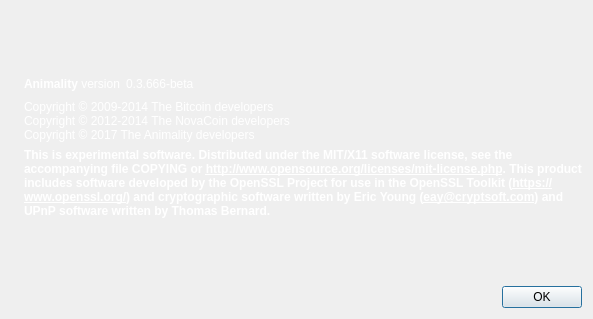
Before: the Qt Designer form src/qt/forms/aboutdialog.ui in AnimalityCoin/Animality_Master, drawn with Qt 5.
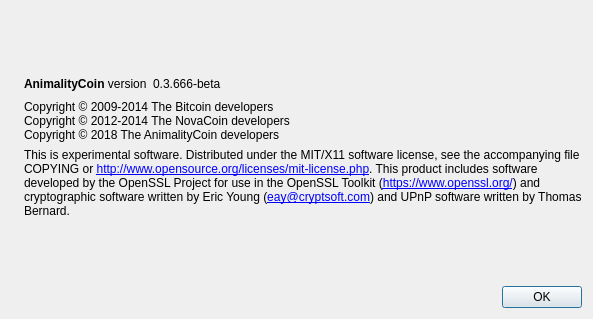
After: the same form once the commit is applied. Icons and pictures are not drawn.

The edit to the form file:
```diff
--- a/src/qt/forms/aboutdialog.ui
+++ b/src/qt/forms/aboutdialog.ui
@@ -10,43 +10,6 @@
     <height>319</height>
    </rect>
   </property>
-  <property name="palette">
-   <palette>
-    <active>
-     <colorrole role="Link">
-      <brush brushstyle="SolidPattern">
-       <color alpha="255">
-        <red>255</red>
-        <green>255</green>
-        <blue>255</blue>
-       </color>
-      </brush>
-     </colorrole>
-    </active>
-    <inactive>
-     <colorrole role="Link">
-      <brush brushstyle="SolidPattern">
-       <color alpha="255">
-        <red>255</red>
-        <green>255</green>
-        <blue>255</blue>
-       </color>
-      </brush>
-     </colorrole>
-    </inactive>
-    <disabled>
-     <colorrole role="Link">
-      <brush brushstyle="SolidPattern">
-       <color alpha="255">
-        <red>255</red>
-        <green>255</green>
-        <blue>255</blue>
-       </color>
-      </brush>
-     </colorrole>
-    </disabled>
-   </palette>
-  </property>
   <property name="windowTitle">
    <string>About Animality</string>
   </property>
@@ -86,11 +49,8 @@
          <property name="cursor">
           <cursorShape>IBeamCursor</cursorShape>
          </property>
-         <property name="styleSheet">
-          <string notr="true">color: white;</string>
-         </property>
          <property name="text">
-          <string>&lt;b&gt;Animality&lt;/b&gt; version</string>
+          <string>&lt;b&gt;AnimalityCoin&lt;/b&gt; version</string>
          </property>
          <property name="textInteractionFlags">
           <set>Qt::LinksAccessibleByMouse|Qt::TextSelectableByKeyboard|Qt::TextSelectableByMouse</set>
@@ -102,9 +62,6 @@
          <property name="cursor">
           <cursorShape>IBeamCursor</cursorShape>
          </property>
-         <property name="styleSheet">
-          <string notr="true">color: white;</string>
-         </property>
          <property name="text">
           <string notr="true">0.3.666-beta</string>
          </property>
@@ -133,13 +90,10 @@
        <property name="cursor">
         <cursorShape>IBeamCursor</cursorShape>
        </property>
-       <property name="styleSheet">
-        <string notr="true">color: white;</string>
-       </property>
        <property name="text">
         <string>Copyright © 2009-2014 The Bitcoin developers
 Copyright © 2012-2014 The NovaCoin developers
-Copyright © 2017 The Animality developers</string>
+Copyright © 2018 The AnimalityCoin developers</string>
        </property>
        <property name="textInteractionFlags">
         <set>Qt::LinksAccessibleByMouse|Qt::TextSelectableByKeyboard|Qt::TextSelectableByMouse</set>
@@ -148,111 +102,16 @@
      </item>
      <item>
       <widget class="QLabel" name="label_2">
-       <property name="palette">
-        <palette>
-         <active>
-          <colorrole role="WindowText">
-           <brush brushstyle="SolidPattern">
-            <color alpha="255">
-             <red>255</red>
-             <green>255</green>
-             <blue>255</blue>
-            </color>
-           </brush>
-          </colorrole>
-          <colorrole role="Text">
-           <brush brushstyle="SolidPattern">
-            <color alpha="255">
-             <red>255</red>
-             <green>255</green>
-             <blue>255</blue>
-            </color>
-           </brush>
-          </colorrole>
-          <colorrole role="ButtonText">
-           <brush brushstyle="SolidPattern">
-            <color alpha="255">
-             <red>255</red>
-             <green>255</green>
-             <blue>255</blue>
-            </color>
-           </brush>
-          </colorrole>
-         </active>
-         <inactive>
-          <colorrole role="WindowText">
-           <brush brushstyle="SolidPattern">
-            <color alpha="255">
-             <red>255</red>
-             <green>255</green>
-             <blue>255</blue>
-            </color>
-           </brush>
-          </colorrole>
-          <colorrole role="Text">
-           <brush brushstyle="SolidPattern">
-            <color alpha="255">
-             <red>255</red>
-             <green>255</green>
-             <blue>255</blue>
-            </color>
-           </brush>
-          </colorrole>
-          <colorrole role="ButtonText">
-           <brush brushstyle="SolidPattern">
-            <color alpha="255">
-             <red>255</red>
-             <green>255</green>
-             <blue>255</blue>
-            </color>
-           </brush>
-          </colorrole>
-         </inactive>
-         <disabled>
-          <colorrole role="WindowText">
-           <brush brushstyle="SolidPattern">
-            <color alpha="255">
-             <red>255</red>
-             <green>255</green>
-             <blue>255</blue>
-            </color>
-           </brush>
-          </colorrole>
-          <colorrole role="Text">
-           <brush brushstyle="SolidPattern">
-            <color alpha="255">
-             <red>255</red>
-             <green>255</green>
-             <blue>255</blue>
-            </color>
-           </brush>
-          </colorrole>
-          <colorrole role="ButtonText">
-           <brush brushstyle="SolidPattern">
-            <color alpha="255">
-             <red>255</red>
-             <green>255</green>
-             <blue>255</blue>
-            </color>
-           </brush>
-          </colorrole>
-         </disabled>
-        </palette>
-       </property>
        <property name="cursor">
         <cursorShape>IBeamCursor</cursorShape>
        </property>
-       <property name="styleSheet">
-        <string notr="true">color: white;
-font-weight: bold;</string>
-       </property>
        <property name="text">
         <string>
 This is experimental software.
 
-Distributed under the MIT/X11 software license, see the accompanying file COPYING or &lt;a href=&quot;http://www.opensource.org/licenses/mit-license.php&quot; style=&quot;color: white;&quot;&gt;http://www.opensource.org/licenses/mit-license.php&lt;/a&gt;.
+Distributed under the MIT/X11 software license, see the accompanying file COPYING or &lt;a href=&quot;http://www.opensource.org/licenses/mit-license.php&quot;&gt;http://www.opensource.org/licenses/mit-license.php&lt;/a&gt;.
 
-This product includes software developed by the OpenSSL Project for use in the OpenSSL Toolkit (&lt;a href=&quot;https://www.openssl.org/&quot; style=&quot;color: white;&quot;&gt;https://www.openssl.org/&lt;/a&gt;) and cryptographic software written by Eric Young (&lt;a href=&quot;mailto:eay@cryptsoft.com&quot; style=&quot;color: white;&quot;&gt;eay@cryptsoft.com&lt;/a&gt;) and UPnP software written by Thomas Bernard.</string>
+This product includes software developed by the OpenSSL Project for use in the OpenSSL Toolkit (&lt;a href=&quot;https://www.openssl.org/&quot;&gt;https://www.openssl.org/&lt;/a&gt;) and cryptographic software written by Eric Young (&lt;a href=&quot;mailto:eay@cryptsoft.com&quot;&gt;eay@cryptsoft.com&lt;/a&gt;) and UPnP software written by Thomas Bernard.</string>
        </property>
        <property name="textFormat">
         <enum>Qt::RichText</enum>
```
Left out of the diff: 2 changed lines with no effect on the pictures.
